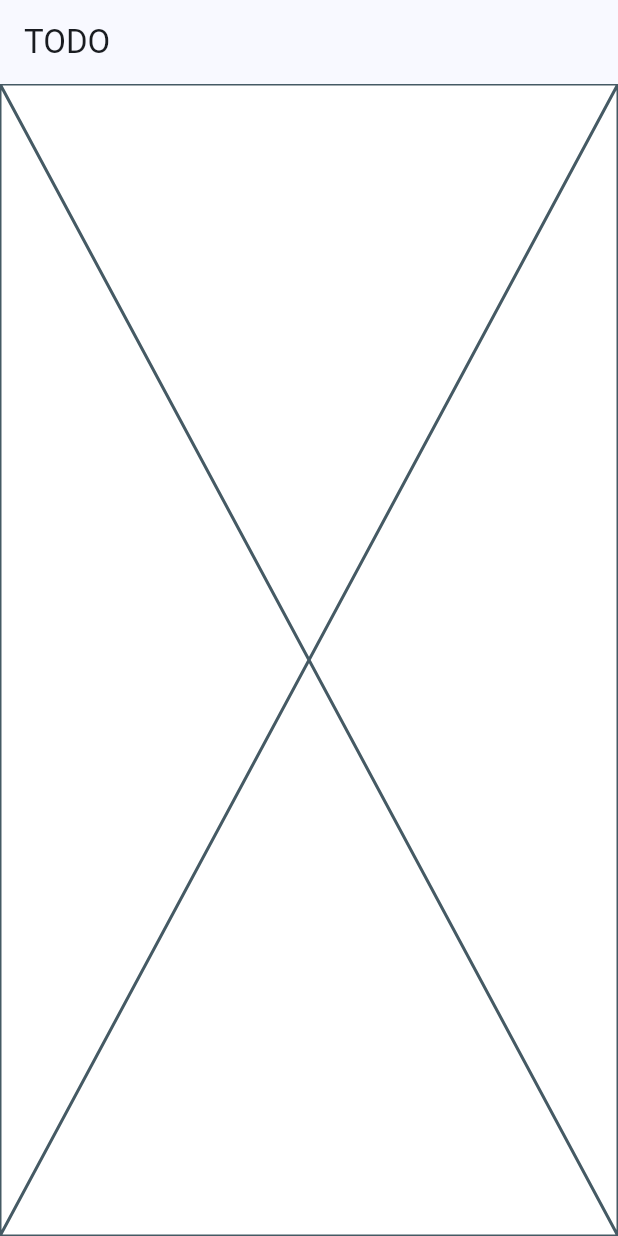
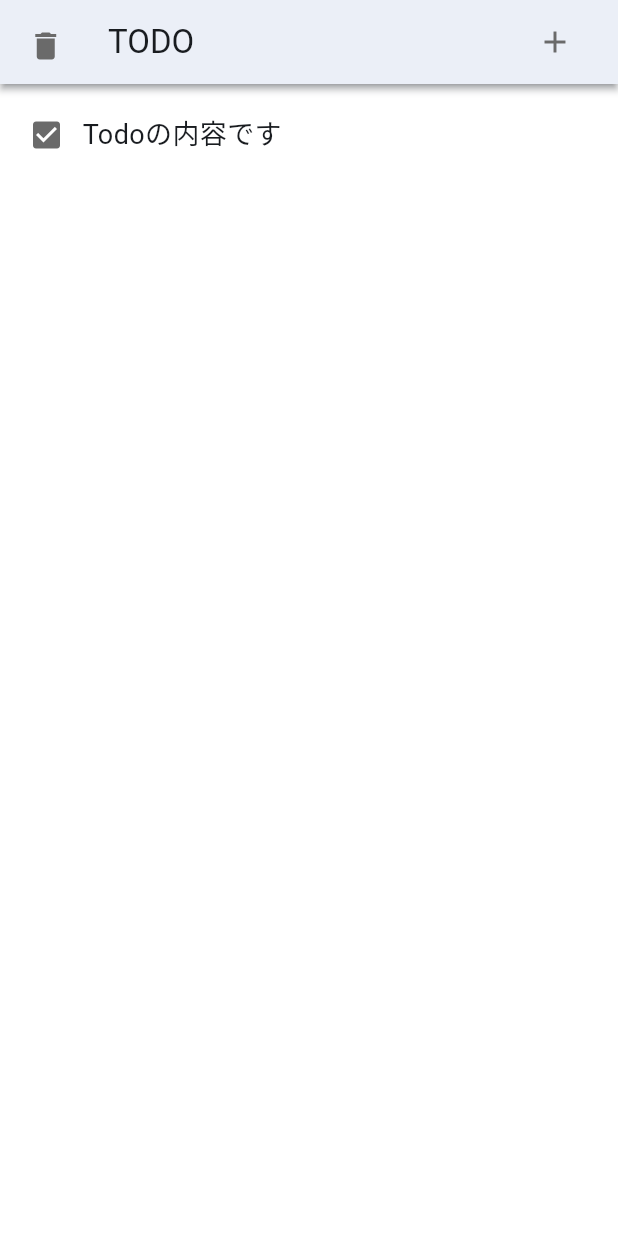
Before and after one commit to ss-1122/todo_app, a Flutter app: the screen it shows after launch, on a phone screen of 412 x 824 dp. Run offline on Flutter 3.47's test engine with Material 3 defaults, Android fonts, the phone set to English and light mode, and no system bars; our stand-ins replace gap, go_router.

Commit message:
todo_pageのレイアウト作成

```diff
--- a/lib/features/todo_page.dart
+++ b/lib/features/todo_page.dart
@@ -1,14 +1,60 @@
 import 'package:flutter/material.dart';
+import 'package:gap/gap.dart';
+import 'package:todo_app/theme/custom_color_scheme.dart';
 
-/// Todoアプリケーションページ。
+/// Todoページ。
 class TodoPage extends StatelessWidget {
   const TodoPage({super.key});
 
   @override
   Widget build(BuildContext context) {
+    final colorScheme = Theme.of(context).colorScheme;
+
     return Scaffold(
-      appBar: AppBar(title: Text('TODO')),
-      body: Placeholder(),
+      appBar: AppBar(
+        title: Text('TODO'),
+        backgroundColor: colorScheme.surface,
+        elevation: 2,
+        shadowColor: colorScheme.outline,
+        leading: Padding(
+          padding: const EdgeInsets.only(top: 5, left: 5),
+          child: Icon(Icons.delete, color: colorScheme.iconColor),
+        ),
+        actions: [Icon(Icons.add, color: colorScheme.iconColor)],
+        actionsPadding: const EdgeInsets.only(right: 30),
+        automaticallyImplyLeading: false,
+      ),
+      body: _TodoPageBody(),
     );
   }
 }
+
+/// Todoページのボディクラス。
+class _TodoPageBody extends StatelessWidget {
+  const _TodoPageBody();
+
+  @override
+  Widget build(BuildContext context) {
+    final colorScheme = Theme.of(context).colorScheme;
+
+    return Column(
+      children: [
+        const Gap(20),
+        Padding(
+          padding: const EdgeInsets.symmetric(horizontal: 16),
+          child: Row(
+            crossAxisAlignment: CrossAxisAlignment.start,
+            children: [
+              Padding(
+                padding: const EdgeInsets.fromLTRB(3, 2, 12, 2),
+                child: Icon(Icons.check_box, color: colorScheme.iconColor),
+              ),
+              const Text('Todoの内容です', style: TextStyle(fontSize: 18)),
+            ],
+          ),
+        ),
+        const Gap(20),
+      ],
+    );
+  }
+}
```
